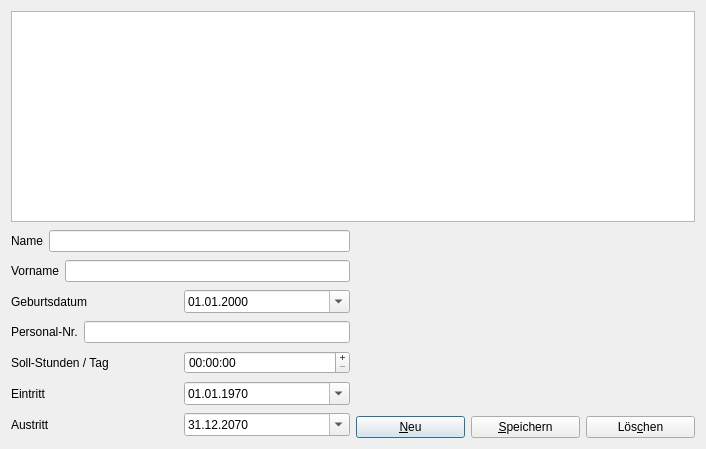
joergpauly/megaroster, file cpersonaledit.ui: the form before one commit.
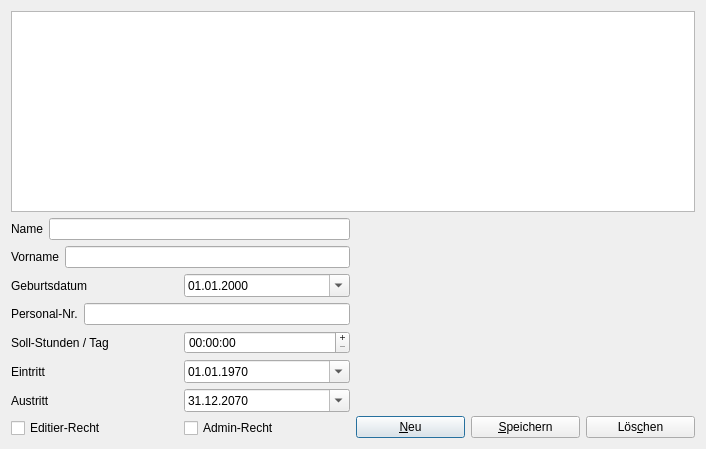
The form after the commit.

```diff
--- a/cpersonaledit.ui
+++ b/cpersonaledit.ui
@@ -227,6 +227,28 @@
          </item>
         </layout>
        </item>
+       <item>
+        <layout class="QHBoxLayout" name="horizontalLayout_10">
+         <item>
+          <layout class="QHBoxLayout" name="horizontalLayout_11">
+           <item>
+            <widget class="QCheckBox" name="chkEdit">
+             <property name="text">
+              <string>Editier-Recht</string>
+             </property>
+            </widget>
+           </item>
+           <item>
+            <widget class="QCheckBox" name="chkAdmin">
+             <property name="text">
+              <string>Admin-Recht</string>
+             </property>
+            </widget>
+           </item>
+          </layout>
+         </item>
+        </layout>
+       </item>
       </layout>
      </item>
      <item>
```
Left out of the diff: 15 changed lines with no effect on the pictures.
